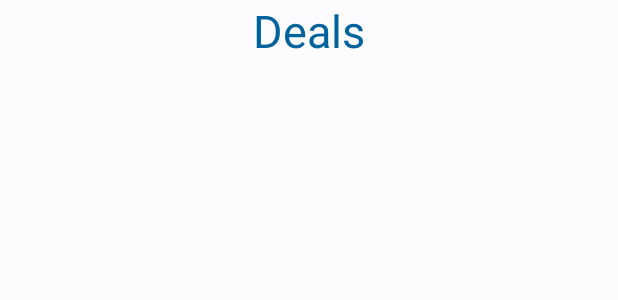
After one commit to Didiloy/PromoHub, an Android app: the layout activity_results.xml on its own in the app's theme, with its tools: preview values and no code run, on a phone screen of 412 x 824 dp. The commit adds this screen. Shown: the top 300 px of the screen. Run offline under Robolectric (Android 15) with nearby library versions, the phone set to English and light mode, and no system bars.

Commit message:
Created activity result to retrieve all settings and show result

```diff
--- a/app/src/main/AndroidManifest.xml
+++ b/app/src/main/AndroidManifest.xml
@@ -14,6 +14,9 @@
         android:supportsRtl="true"
         android:theme="@style/Theme.PromoHub"
         tools:targetApi="31">
+        <activity
+            android:name=".results.ResultsActivity"
+            android:exported="false" />
         <activity
             android:name=".select_deals_price_parameters.SelectDealsPriceParametersActivity"
             android:exported="false" />
--- /dev/null
+++ b/app/src/main/res/layout/activity_results.xml
@@ -0,0 +1,36 @@
+<?xml version="1.0" encoding="utf-8"?>
+<androidx.constraintlayout.widget.ConstraintLayout xmlns:android="http://schemas.android.com/apk/res/android"
+    xmlns:app="http://schemas.android.com/apk/res-auto"
+    xmlns:tools="http://schemas.android.com/tools"
+    android:id="@+id/main"
+    android:layout_width="match_parent"
+    android:layout_height="match_parent"
+    tools:context=".results.ResultsActivity">
+
+
+    <androidx.constraintlayout.widget.ConstraintLayout
+        android:id="@+id/constraintLayout"
+        android:layout_width="match_parent"
+        android:layout_height="wrap_content"
+        app:layout_constraintEnd_toEndOf="parent"
+        app:layout_constraintStart_toStartOf="parent"
+        app:layout_constraintTop_toTopOf="parent">
+
+        <TextView
+            android:id="@+id/textview_activity_title"
+            android:layout_width="wrap_content"
+            android:layout_height="wrap_content"
+            android:layout_marginStart="16dp"
+            android:layout_marginEnd="16dp"
+            android:fontFamily="sans-serif"
+            android:text="@string/deals"
+            android:textAlignment="center"
+            android:textColor="?attr/colorPrimary"
+            android:textSize="30sp"
+            app:layout_constraintEnd_toEndOf="parent"
+            app:layout_constraintStart_toStartOf="parent"
+            app:layout_constraintTop_toTopOf="parent" />
+
+    </androidx.constraintlayout.widget.ConstraintLayout>
+
+</androidx.constraintlayout.widget.ConstraintLayout>
--- a/app/src/main/res/layout/activity_select_deals_price_parameters.xml
+++ b/app/src/main/res/layout/activity_select_deals_price_parameters.xml
@@ -302,6 +302,7 @@
         android:layout_height="wrap_content"
         android:layout_marginBottom="8dp"
         android:backgroundTint="?attr/colorPrimary"
+        android:onClick="onButtonFinishClicked"
         android:text="@string/finish"
         android:textColor="?attr/colorOnPrimary"
         app:layout_constraintBottom_toBottomOf="parent"
--- a/app/src/main/res/values/strings.xml
+++ b/app/src/main/res/values/strings.xml
@@ -28,6 +28,7 @@
     <string name="rating">Rating:</string>
     <string name="steam" translatable="false">Steam</string>
     <string name="finish">Finish</string>
+    <string name="deals">Deals</string>
     <item name="select_deals_radio_button_Title" type="string">Title</item>
     <item name="select_deals_radio_button_Savings" type="string">Savings</item>
     <item name="select_deals_radio_button_Price" type="string">Price</item>
```
Also changed, not shown: app/src/main/java/com/github/didiloy/promohub/results/ResultsActivity.java (added, +89 -0 lines), app/src/main/java/com/github/didiloy/promohub/select_deals_parameters/SelectDealsParametersActivity.java (+26 -3 lines), app/src/main/java/com/github/didiloy/promohub/select_deals_price_parameters/SelectDealsPriceParametersActivity.java (+58 -0 lines), 2 other files.
